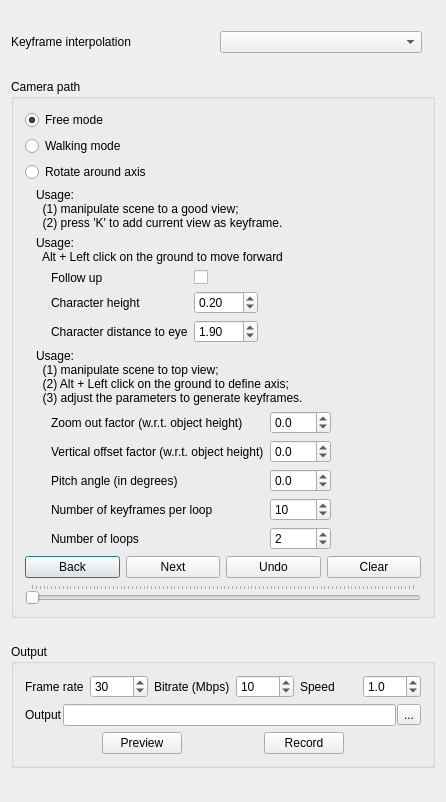
This is applications/Mapple/dialogs/dialog_walk_through.ui in LiangliangNan/Easy3D as Qt 5 draws it before an edit. The edited form follows.
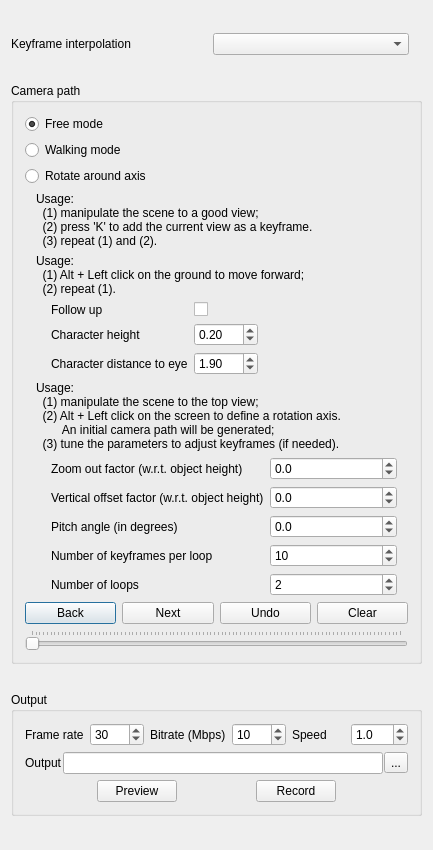
This is the edited form.

Commit message: allow pitch angle

```diff
--- a/applications/Mapple/dialogs/dialog_walk_through.ui
+++ b/applications/Mapple/dialogs/dialog_walk_through.ui
@@ -6,8 +6,8 @@
    <rect>
     <x>0</x>
     <y>0</y>
-    <width>446</width>
-    <height>802</height>
+    <width>433</width>
+    <height>850</height>
    </rect>
   </property>
   <property name="sizePolicy">
@@ -114,8 +114,9 @@
             <widget class="QLabel" name="labelFreeMode">
              <property name="text">
               <string>Usage: 
-  (1) manipulate scene to a good view;  
-  (2) press 'K' to add current view as keyframe. </string>
+  (1) manipulate the scene to a good view;  
+  (2) press 'K' to add the current view as a keyframe. 
+  (3) repeat (1) and (2).</string>
              </property>
             </widget>
            </item>
@@ -135,7 +136,8 @@
             <widget class="QLabel" name="label">
              <property name="text">
               <string>Usage:
-  Alt + Left click on the ground to move forward</string>
+  (1) Alt + Left click on the ground to move forward;
+  (2) repeat (1).</string>
              </property>
             </widget>
            </item>
@@ -252,9 +254,10 @@
             <widget class="QLabel" name="labelUsageRotateAroundAxis">
              <property name="text">
               <string>Usage:
-  (1) manipulate scene to top view;
-  (2) Alt + Left click on the ground to define axis;
-  (3) adjust the parameters to generate keyframes.</string>
+  (1) manipulate the scene to the top view;
+  (2) Alt + Left click on the screen to define a rotation axis.
+        An initial camera path will be generated;
+  (3) tune the parameters to adjust keyframes (if needed).</string>
              </property>
             </widget>
            </item>
@@ -389,19 +392,6 @@
                </item>
               </layout>
              </item>
-             <item>
-              <spacer name="horizontalSpacer_13">
-               <property name="orientation">
-                <enum>Qt::Horizontal</enum>
-               </property>
-               <property name="sizeHint" stdset="0">
-                <size>
-                 <width>13</width>
-                 <height>15</height>
-                </size>
-               </property>
-              </spacer>
-             </item>
             </layout>
            </item>
           </layout>
```
The commit also changes 1 other file.
